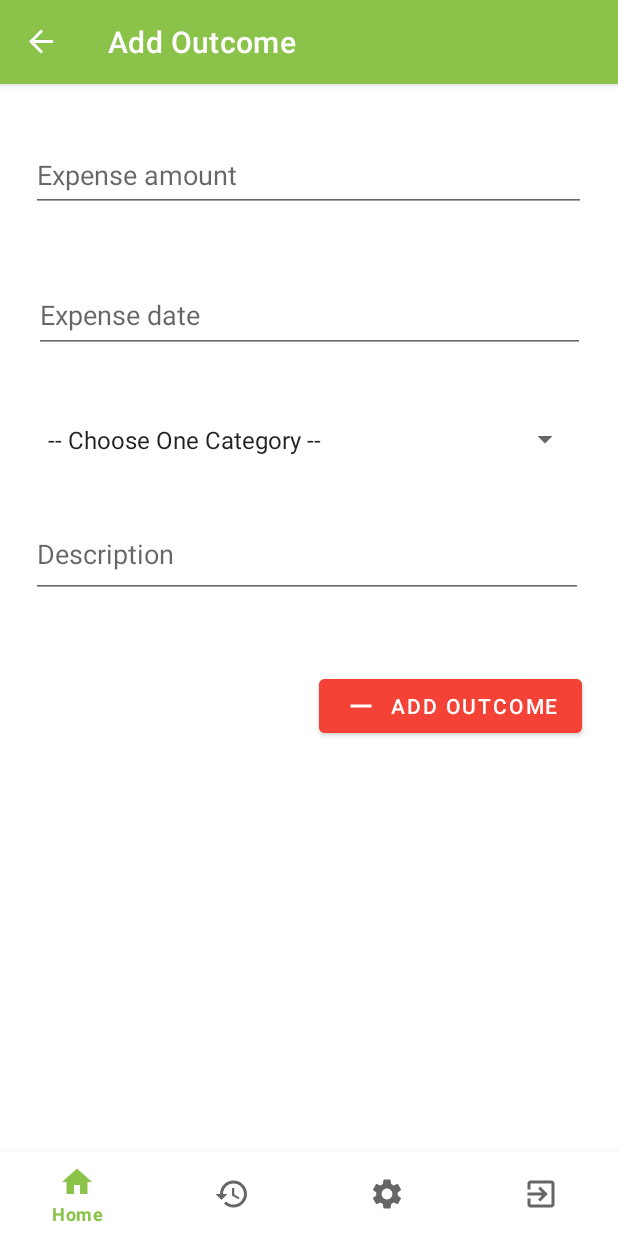
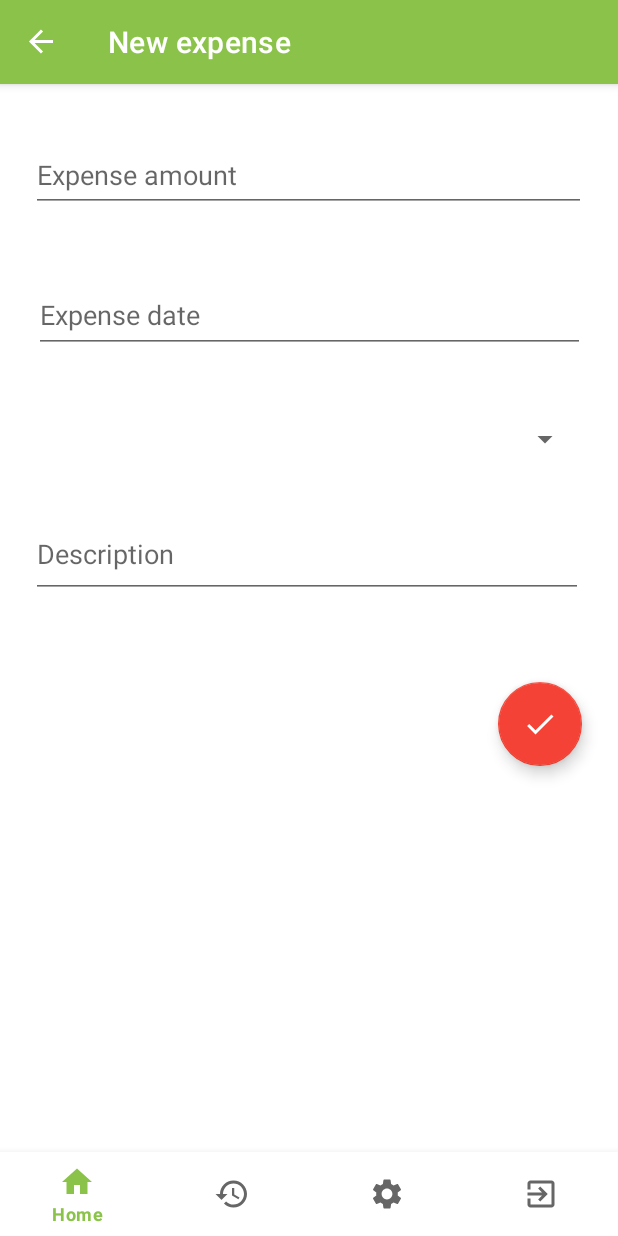
Before and after one commit to GlaucioOliveira/spendingcontrol, an Android app: the ExpenseFragment screen opened through its navigation route, on a phone screen of 412 x 824 dp. Run offline under Robolectric (Android 15) with nearby library versions, the phone set to English and light mode, and no system bars; our stand-ins replace Firebase (no records; nobody signed in at launch, a user with empty details on screens opened directly), navigation-ui; libraries missing offline, so code that uses them is left out: com.github.mikephil.charting; 11 statements that could not run were skipped.

Commit message:
fix: validate fields inside expense fragment

```diff
--- a/app/src/main/java/com/goliveira/spendingcontrol/model/Expense.java
+++ b/app/src/main/java/com/goliveira/spendingcontrol/model/Expense.java
@@ -51,7 +51,7 @@ public class Expense implements IExpenditure {
 
     public String getCreatedAt() { return createdAt; }
 
-    public void setCreatedAt(String expenseDate) { this.createdAt = expenseDate; }
+    public void setCreatedAt(String createdAt) { this.createdAt = createdAt; }
 
     public String getCreatedBy() { return createdBy; }
 
--- a/app/src/main/java/com/goliveira/spendingcontrol/ui/expense/ExpenseFragment.java
+++ b/app/src/main/java/com/goliveira/spendingcontrol/ui/expense/ExpenseFragment.java
@@ -1,15 +1,18 @@
 package com.goliveira.spendingcontrol.ui.expense;
 
+import android.annotation.SuppressLint;
 import android.app.DatePickerDialog;
 import android.os.Bundle;
+import android.text.TextUtils;
 import android.view.LayoutInflater;
 import android.view.View;
 import android.view.ViewGroup;
 import android.widget.ArrayAdapter;
-import android.widget.Button;
 import android.widget.DatePicker;
 import android.widget.EditText;
 import android.widget.Spinner;
+import android.widget.TextView;
+import android.widget.Toast;
 
 import androidx.annotation.NonNull;
 import androidx.fragment.app.Fragment;
@@ -18,19 +21,20 @@ import androidx.navigation.Navigation;
 import com.goliveira.spendingcontrol.R;
 import com.goliveira.spendingcontrol.model.BudgetList;
 import com.goliveira.spendingcontrol.model.Expense;
+import com.google.android.material.floatingactionbutton.FloatingActionButton;
 
 import java.text.SimpleDateFormat;
 import java.util.Calendar;
 
 /**
  * A simple {@link Fragment} subclass.
- * Use the {@link ExpenseFragment#newInstance} factory method to
+ * Use the {@link ExpenseFragment} factory method to
  * create an instance of this fragment.
  */
 public class ExpenseFragment extends Fragment {
 
     private Calendar expenseCalendar;
-    private Button btnAddExpense;
+    private FloatingActionButton btnAddExpense;
     private EditText expenseDate;
 
     public ExpenseFragment() {
@@ -70,18 +74,21 @@ public class ExpenseFragment extends Fragment {
 
         View root = inflater.inflate(R.layout.fragment_expense, container, false);
 
-        btnAddExpense = root.findViewById(R.id.submitExpense);
+        btnAddExpense = root.findViewById(R.id.btnSubmitExpense);
 
         btnAddExpense.setOnClickListener(new View.OnClickListener() {
             @Override
             public void onClick(View view) {
-                Expense expense = new Expense();
 
                 EditText expenseAmount = root.findViewById(R.id.expenseAmount);
                 EditText expenseDate = root.findViewById(R.id.expenseCreatedAt);
                 EditText expenseDescription = root.findViewById(R.id.expenseDescription);
                 Spinner expenseCategory = root.findViewById(R.id.expenseCategory);
-
+                // validate fields
+                if(checkIsEmpty(expenseAmount) || checkIsEmpty(expenseDate) || checkSelect(expenseCategory) || checkIsEmpty(expenseDescription)){
+                    return;
+                }
+                Expense expense = new Expense();
                 expense.setDescription(expenseDescription.getText().toString());
                 expense.setAmount(GetInt(expenseAmount.getText().toString()));
                 expense.setCreatedAt(expenseDate.getText().toString());
@@ -97,7 +104,7 @@ public class ExpenseFragment extends Fragment {
         });
 
         Spinner spinner = (Spinner) root.findViewById(R.id.expenseCategory);
-        ArrayAdapter<CharSequence> adapter = ArrayAdapter.createFromResource(root.getContext(), R.array.outcome_categories, android.R.layout.simple_spinner_item);
+        ArrayAdapter<CharSequence> adapter = ArrayAdapter.createFromResource(root.getContext(), R.array.expense_categories, android.R.layout.simple_spinner_item);
         adapter.setDropDownViewResource(android.R.layout.simple_spinner_dropdown_item);
         adapter.setDropDownViewResource(android.R.layout.simple_spinner_dropdown_item);
         spinner.setAdapter(adapter);
@@ -108,6 +115,24 @@ public class ExpenseFragment extends Fragment {
         return root;
     }
 
+    public boolean checkIsEmpty (TextView textView) {
+        if(TextUtils.isEmpty(textView.getText().toString())){
+            textView.setError("Required field");
+            return true;
+        } else {
+            return false;
+        }
+    }
+
+    public boolean checkSelect (Spinner spinner){
+        if(TextUtils.equals(spinner.getSelectedItem().toString(), "-- Select category --")) {
+            Toast.makeText(ExpenseFragment.this.getContext(), "Category field is required", Toast.LENGTH_SHORT).show();
+            return true;
+        } else {
+            return false;
+        }
+    }
+
 
     public int GetInt(String s){
         return Integer.parseInt(s.replaceAll("[\\D]", ""));
--- /dev/null
+++ b/app/src/main/res/drawable/baseline_check_24.xml
@@ -0,0 +1,10 @@
+<vector xmlns:android="http://schemas.android.com/apk/res/android"
+    android:width="24dp"
+    android:height="24dp"
+    android:viewportWidth="24"
+    android:viewportHeight="24"
+    android:tint="@android:color/white">
+    <path
+        android:fillColor="@android:color/white"
+        android:pathData="M9,16.17L4.83,12l-1.42,1.41L9,19 21,7l-1.41,-1.41z"/>
+</vector>
--- a/app/src/main/res/layout/fragment_expense.xml
+++ b/app/src/main/res/layout/fragment_expense.xml
@@ -2,7 +2,7 @@
 <androidx.constraintlayout.widget.ConstraintLayout xmlns:android="http://schemas.android.com/apk/res/android"
     xmlns:app="http://schemas.android.com/apk/res-auto"
     xmlns:tools="http://schemas.android.com/tools"
-    android:id="@+id/fragment_outcome"
+    android:id="@+id/submitExpense"
     android:layout_width="match_parent"
     android:layout_height="match_parent"
     tools:context=".ui.expense.ExpenseFragment">
@@ -13,12 +13,13 @@
         android:layout_height="49dp"
         android:layout_marginTop="36dp"
         android:ems="10"
-        android:hint="Expense amount"
+        android:hint="@string/expense_amount"
         android:inputType="numberDecimal"
         app:layout_constraintEnd_toEndOf="parent"
         app:layout_constraintHorizontal_bias="0.487"
         app:layout_constraintStart_toStartOf="parent"
-        app:layout_constraintTop_toTopOf="parent" />
+        app:layout_constraintTop_toTopOf="parent"
+        android:autofillHints="" />
 
     <EditText
         android:id="@+id/expenseCreatedAt"
@@ -26,20 +27,21 @@
         android:layout_height="50dp"
         android:layout_marginTop="44dp"
         android:ems="10"
-        android:hint="Expense date"
+        android:hint="@string/expense_date"
         android:inputType="date"
         android:focusable="false"
         android:clickable="true"
         app:layout_constraintEnd_toEndOf="parent"
         app:layout_constraintStart_toStartOf="parent"
-        app:layout_constraintTop_toBottomOf="@+id/expenseAmount" />
+        app:layout_constraintTop_toBottomOf="@+id/expenseAmount"
+        android:autofillHints="" />
 
     <Spinner
         android:id="@+id/expenseCategory"
         android:layout_width="363dp"
         android:layout_height="51dp"
         android:layout_marginTop="32dp"
-        android:spinnerMode="dialog"
+        android:spinnerMode="dropdown"
         app:layout_constraintEnd_toEndOf="parent"
         app:layout_constraintHorizontal_bias="0.489"
         app:layout_constraintStart_toStartOf="parent"
@@ -52,22 +54,27 @@
         android:layout_marginTop="28dp"
         android:ems="10"
         android:gravity="start|top"
-        android:hint="Description"
+        android:hint="@string/description"
         android:inputType="text"
         app:layout_constraintEnd_toEndOf="parent"
         app:layout_constraintHorizontal_bias="0.465"
         app:layout_constraintStart_toStartOf="parent"
-        app:layout_constraintTop_toBottomOf="@+id/expenseCategory" />
+        app:layout_constraintTop_toBottomOf="@+id/expenseCategory"
+        android:autofillHints="" />
 
-    <Button
-        android:id="@+id/submitExpense"
+    <com.google.android.material.floatingactionbutton.FloatingActionButton
+        android:id="@+id/btnSubmitExpense"
         android:layout_width="wrap_content"
         android:layout_height="wrap_content"
-        android:layout_marginTop="48dp"
+        android:layout_marginTop="56dp"
         android:layout_marginEnd="24dp"
-        android:backgroundTint="#F44336"
-        android:text="Add Outcome"
-        app:icon="@drawable/add_outcome"
+        android:backgroundTint="@color/expense_color"
+        android:clickable="true"
+        android:contentDescription="@string/save_expense"
+        android:foreground="@drawable/baseline_check_24"
+        android:foregroundGravity="center"
+        android:tint="@color/white"
+        app:backgroundTint="@color/expense_color"
         app:layout_constraintEnd_toEndOf="parent"
         app:layout_constraintTop_toBottomOf="@+id/expenseDescription" />
 
--- a/app/src/main/res/navigation/mobile_navigation.xml
+++ b/app/src/main/res/navigation/mobile_navigation.xml
@@ -16,7 +16,7 @@
             app:popUpTo="@id/navigation_home" />
         <action
             android:id="@+id/action_navigation_home_to_navigation_outcome"
-            app:destination="@id/navigation_outcome"
+            app:destination="@id/navigation_expense"
             app:popUpTo="@id/navigation_home" />
     </fragment>
 
@@ -37,8 +37,8 @@
         android:label="Add Income"
         tools:layout="@layout/fragment_income" />
     <fragment
-        android:id="@+id/navigation_outcome"
+        android:id="@+id/navigation_expense"
         android:name="com.goliveira.spendingcontrol.ui.expense.ExpenseFragment"
-        android:label="Add Outcome"
-        tools:layout="@layout/fragment_outcome" />
+        android:label="New expense"
+        tools:layout="@layout/fragment_expense" />
 </navigation>
--- a/app/src/main/res/values/colors.xml
+++ b/app/src/main/res/values/colors.xml
@@ -8,5 +8,5 @@
     <color name="black">#FF000000</color>
     <color name="white">#FFFFFFFF</color>
     <color name="income_color">#ff669900</color>
-    <color name="outcome_color">#F44336</color>
+    <color name="expense_color">#F44336</color>
 </resources>
--- a/app/src/main/res/values/outcome_categories.xml
+++ /dev/null
@@ -1,13 +0,0 @@
-<?xml version="1.0" encoding="utf-8"?>
-<resources>
-    <string-array name="outcome_categories">
-        <item>-- Choose One Category --</item>
-        <item>Lunch</item>
-        <item>Junkie Food</item>
-        <item>Market</item>
-        <item>Clothing</item>
-        <item>Personal</item>
-        <item>Health</item>
-        <item>Tithing</item>
-    </string-array>
-</resources>
--- a/app/src/main/res/values/strings.xml
+++ b/app/src/main/res/values/strings.xml
@@ -29,4 +29,8 @@
     <string name="hello_blank_fragment">Hello blank fragment</string>
     <string name="ok">ok</string>
     <string name="cancel">cancel</string>
+    <string name="expense_amount">Expense amount</string>
+    <string name="expense_date">Expense date</string>
+    <string name="description">Description</string>
+    <string name="save_expense">Save expense</string>
 </resources>
```
Also changed, not shown: app/src/main/res/drawable/add_expense.xml (renamed from app/src/main/res/drawable/add_outcome.xml).
